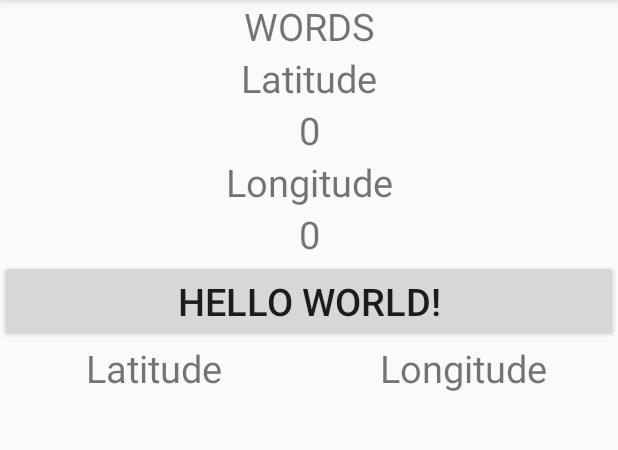
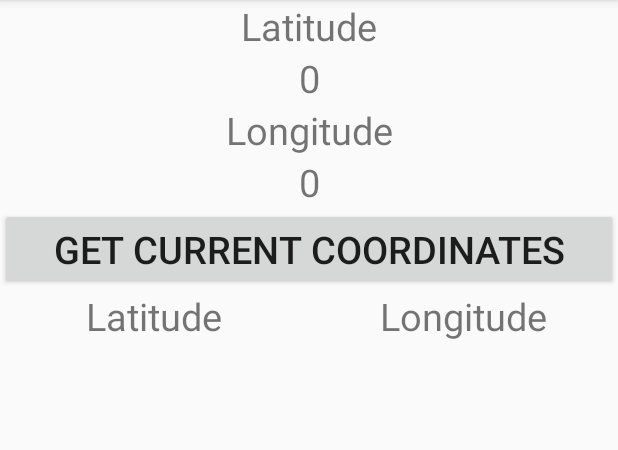
Before and after one commit to VisVires/CS496, an Android app: the screen it shows after launch (MainActivity), on a phone screen of 412 x 824 dp, the part 84-534 px from its top. Run offline under Robolectric (Android 15) with nearby library versions, the light colour scheme and no system bars.

Commit message:
started GPS App built layout

```diff
--- a/Assignment6/SQLiteGPS/app/src/main/res/layout/activity_main.xml
+++ b/Assignment6/SQLiteGPS/app/src/main/res/layout/activity_main.xml
@@ -8,13 +8,7 @@
     <TextView
         android:layout_width="match_parent"
         android:layout_height="wrap_content"
-        android:text="WORDS"
-        android:textAlignment="center"
-        android:textSize="25dp"/>
-    <TextView
-        android:layout_width="match_parent"
-        android:layout_height="wrap_content"
-        android:text="Latitude"
+        android:text="@string/latitude"
         android:textAlignment="center"
         android:textSize="25dp"/>
     <TextView
@@ -26,7 +20,7 @@
     <TextView
         android:layout_width="match_parent"
         android:layout_height="wrap_content"
-        android:text="Longitude"
+        android:text="@string/longitude"
         android:textAlignment="center"
         android:textSize="25dp"/>
     <TextView
@@ -39,7 +33,7 @@
         android:layout_width="match_parent"
         android:layout_height="wrap_content"
         android:textSize="25dp"
-        android:text="Hello World!" />
+        android:text="@string/getcoord" />
     <LinearLayout
         android:layout_width="match_parent"
         android:layout_height="wrap_content"
@@ -51,14 +45,14 @@
             android:layout_weight="1"
             android:textSize="25dp"
             android:textAlignment="center"
-            android:text="Latitude"/>
+            android:text="@string/latitude"/>
         <TextView
             android:layout_width="match_parent"
             android:layout_height="wrap_content"
             android:layout_weight="1"
             android:textSize="25dp"
             android:textAlignment="center"
-            android:text="Longitude"/>
+            android:text="@string/longitude"/>
     </LinearLayout>
     <ListView
         android:id="@+id/coordinate_list"
--- a/Assignment6/SQLiteGPS/app/src/main/res/values/strings.xml
+++ b/Assignment6/SQLiteGPS/app/src/main/res/values/strings.xml
@@ -1,3 +1,6 @@
 <resources>
     <string name="app_name">SQLiteGPS</string>
+    <string name="latitude">Latitude</string>
+    <string name="longitude">Longitude</string>
+    <string name="getcoord">Get Current Coordinates</string>
 </resources>
```
